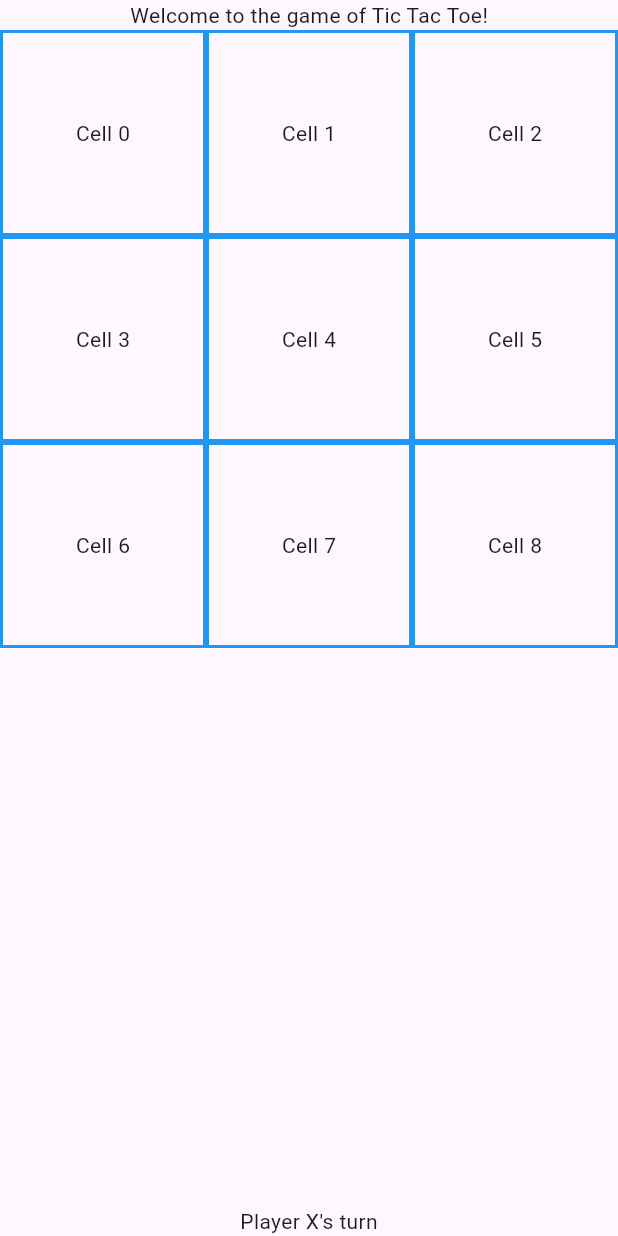
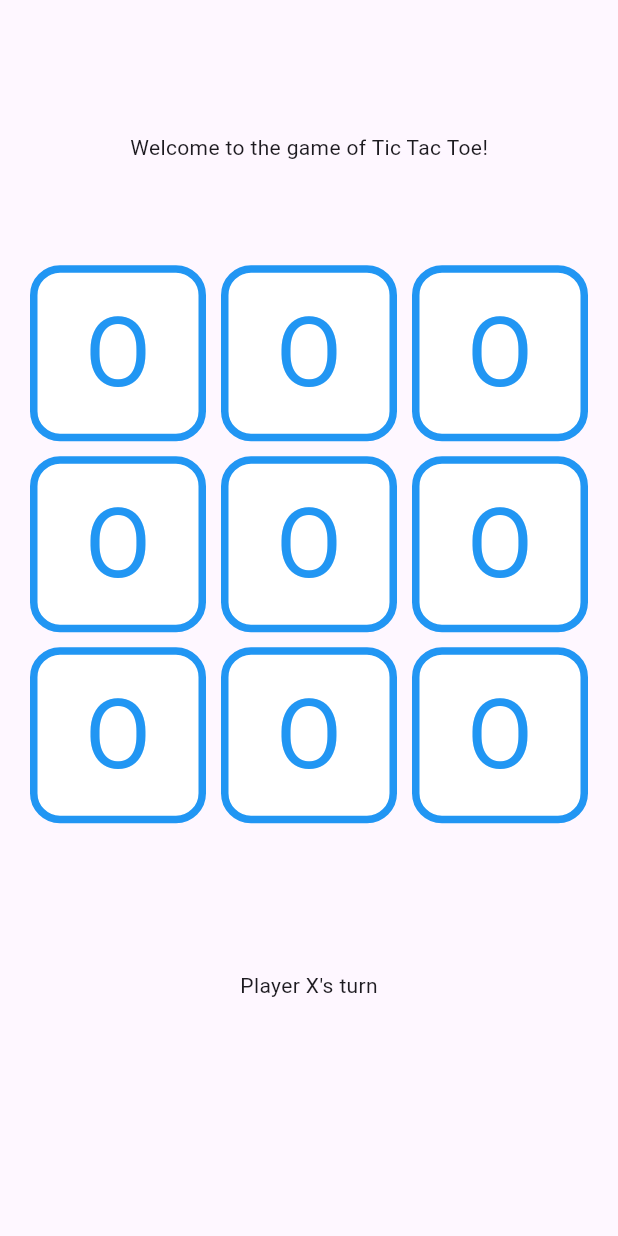
Before and after one commit to igorbasko01/flutter-tictactoe-multiplayer, a Flutter app: the screen it shows after launch, on a phone screen of 412 x 824 dp. Run offline on Flutter 3.47's test engine with Material 3 defaults, Android fonts, the phone set to English and light mode, and no system bars.

Commit message:
make the board fixed with aspect ratio

```diff
--- a/flutter_tictactoe_multiplayer/lib/main.dart
+++ b/flutter_tictactoe_multiplayer/lib/main.dart
@@ -7,27 +7,11 @@
 class MyApp extends StatelessWidget {
   const MyApp({super.key});
 
-  // This widget is the root of your application.
   @override
   Widget build(BuildContext context) {
     return MaterialApp(
       title: 'Flutter Demo',
       theme: ThemeData(
-        // This is the theme of your application.
-        //
-        // TRY THIS: Try running your application with "flutter run". You'll see
-        // the application has a purple toolbar. Then, without quitting the app,
-        // try changing the seedColor in the colorScheme below to Colors.green
-        // and then invoke "hot reload" (save your changes or press the "hot
-        // reload" button in a Flutter-supported IDE, or press "r" if you used
-        // the command line to start the app).
-        //
-        // Notice that the counter didn't reset back to zero; the application
-        // state is not lost during the reload. To reset the state, use hot
-        // restart instead.
-        //
-        // This works for code too, not just values: Most code changes can be
-        // tested with just a hot reload.
         colorScheme: ColorScheme.fromSeed(seedColor: Colors.deepPurple),
         useMaterial3: true,
       ),
@@ -39,15 +23,6 @@
 class MyHomePage extends StatefulWidget {
   const MyHomePage({super.key, required this.title});
 
-  // This widget is the home page of your application. It is stateful, meaning
-  // that it has a State object (defined below) that contains fields that affect
-  // how it looks.
-
-  // This class is the configuration for the state. It holds the values (in this
-  // case the title) provided by the parent (in this case the App widget) and
-  // used by the build method of the State. Fields in a Widget subclass are
-  // always marked "final".
-
   final String title;
 
   @override
@@ -58,29 +33,40 @@
   @override
   Widget build(BuildContext context) {
     return Scaffold(
-        body: Column(
-      children: [
-        const Text("Welcome to the game of Tic Tac Toe!"),
-        Expanded(child: _board()),
-        const Text("Player X's turn"),
-      ],
-    ));
+        body: Padding(
+            padding: const EdgeInsets.all(20),
+            child: Column(
+              children: [
+                const Expanded(
+                    flex: 1,
+                    child: Center(
+                        child: Text("Welcome to the game of Tic Tac Toe!"))),
+                Expanded(flex: 3, child: _board()),
+                const Expanded(flex: 1, child: Text("Player X's turn")),
+              ],
+            )));
   }
 
   Widget _board() {
-    double gridHeight = MediaQuery.of(context).size.width / 3 * 3;
-    return SizedBox(
-      height: gridHeight,
-      child: GridView.count(
-          crossAxisCount: 3,
-          shrinkWrap: true,
-          physics: const NeverScrollableScrollPhysics(),
-          children: List.generate(9, (index) {
-            return Container(
-                decoration: BoxDecoration(
-                    border: Border.all(color: Colors.blue, width: 2)),
-                child: Center(child: Text('Cell $index')));
-          }))
-    );
+    return AspectRatio(
+        aspectRatio: 1.0,
+        child: GridView.builder(
+            itemCount: 9,
+            gridDelegate: const SliverGridDelegateWithFixedCrossAxisCount(
+                crossAxisCount: 3, crossAxisSpacing: 10, mainAxisSpacing: 10),
+            itemBuilder: (BuildContext context, int index) {
+              return GestureDetector(
+                  onTap: () {},
+                  child: Container(
+                    decoration: BoxDecoration(
+                        borderRadius: BorderRadius.circular(20),
+                        border: Border.all(width: 5, color: Colors.blue),
+                        color: Colors.white),
+                    child: const Center(
+                        child: Text('O',
+                            style:
+                                TextStyle(fontSize: 64, color: Colors.blue))),
+                  ));
+            }));
   }
 }
```
